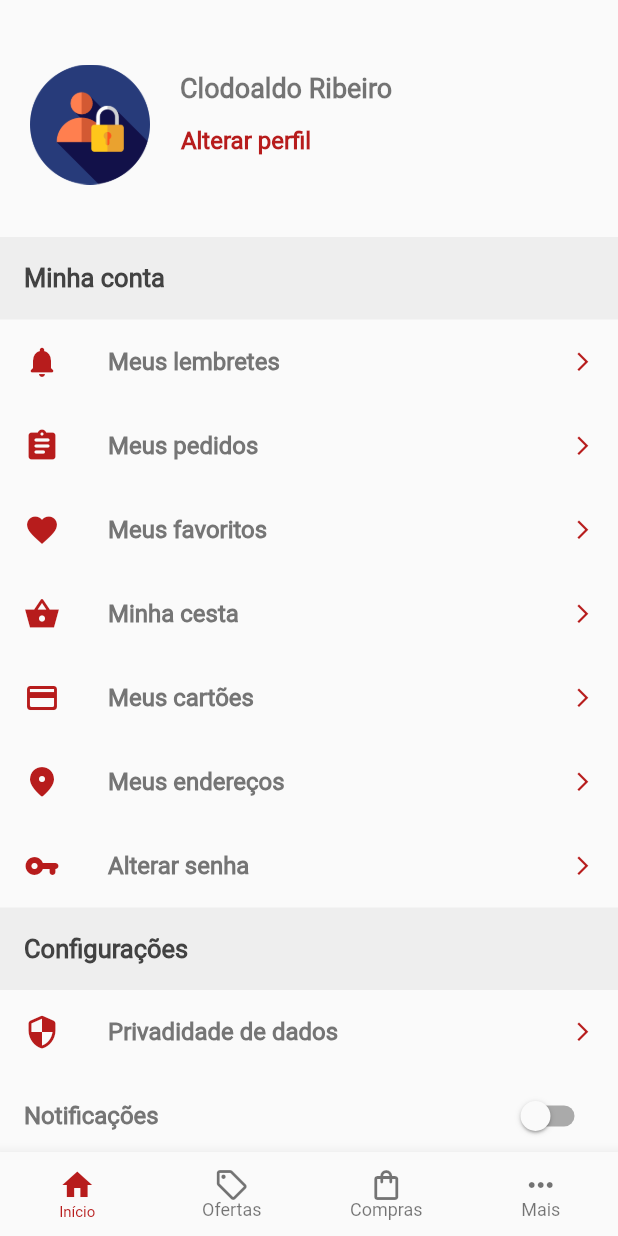
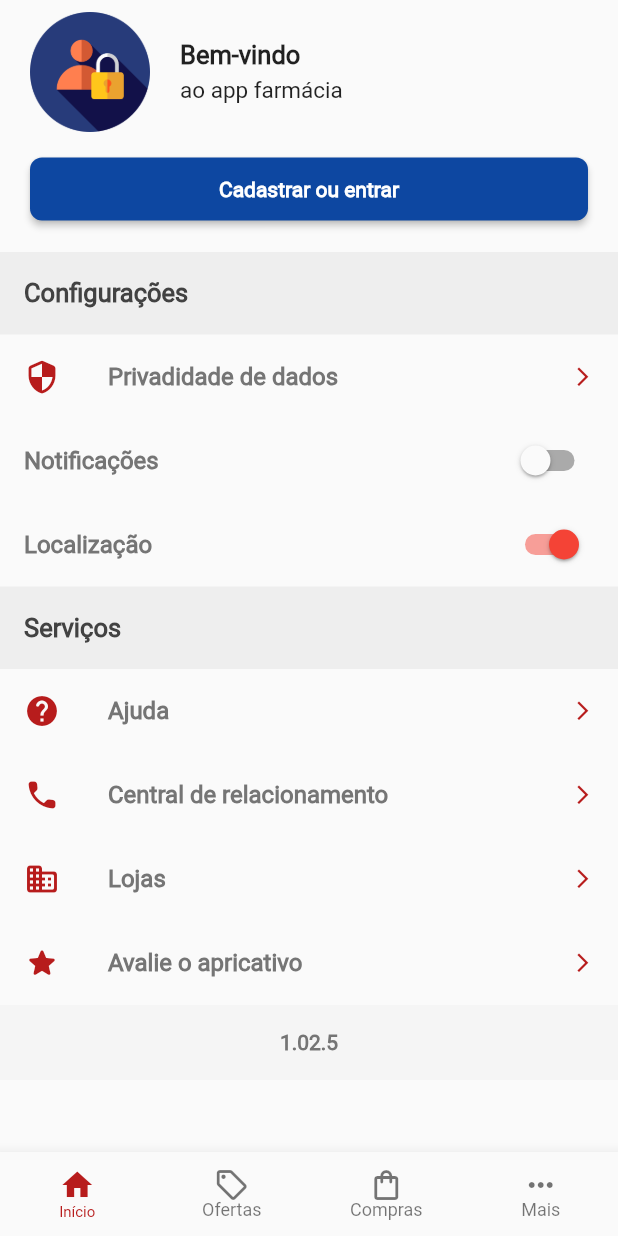
Before and after one commit to ClodoaldoRibeiro/app-farmacia, a Flutter app: the screen it shows after launch, swiped to page 4, on a phone screen of 412 x 824 dp. Run offline on Flutter 3.47's test engine with Material 2 defaults, Android fonts, the phone set to English and light mode, and no system bars; our stand-ins replace flutter_mobx, flutter_svg, get_it, mobx; accounts and stored records are empty; generated files the repository leaves out were written again.

Commit message:
Configurar o menu da aplicação

```diff
--- /dev/null
+++ b/lib/modelos/user.dart
@@ -0,0 +1,14 @@
+class User {
+  String CPF;
+  String email;
+  String nome;
+  String celular;
+  String senha;
+
+  User({this.CPF, this.email, this.nome, this.celular, this.senha});
+
+  @override
+  String toString() {
+    return 'User{CPF: $CPF, email: $email, nome: $nome, celular: $celular, senha: $senha}';
+  }
+}
--- a/lib/screens/home/home_screen.dart
+++ b/lib/screens/home/home_screen.dart
@@ -16,6 +16,7 @@ class HomeScreen extends StatelessWidget {
             FieldSearch(
               onChanged: (value) {},
             ),
+
           ],
         ),
       ),
--- a/lib/screens/menu/components/session_ header.dart
+++ b/lib/screens/menu/components/session_ header.dart
@@ -1,10 +1,22 @@
+import 'package:farmacia_app/modelos/user.dart';
 import 'package:farmacia_app/screens/themes/app_colors.dart';
 import 'package:farmacia_app/screens/themes/constants.dart';
+import 'package:farmacia_app/screens/widgets/far_raise_button.dart';
 import 'package:flutter/material.dart';
 
 class SessionHeader extends StatelessWidget {
-  SessionHeader({this.nome});
-  final String nome;
+  SessionHeader({this.user});
+  final User user;
+
+  @override
+  Widget build(BuildContext context) {
+    return user != null ? SessionLogin(user: user) : SessionSingin();
+  }
+}
+
+class SessionLogin extends StatelessWidget {
+  SessionLogin({this.user});
+  final User user;
 
   @override
   Widget build(BuildContext context) {
@@ -27,7 +39,7 @@ class SessionHeader extends StatelessWidget {
               crossAxisAlignment: CrossAxisAlignment.start,
               children: [
                 Text(
-                  "${nome}",
+                  "${user.nome}",
                   style: TextStyle(
                       fontWeight: FontWeight.w700,
                       fontSize: 18,
@@ -54,3 +66,62 @@ class SessionHeader extends StatelessWidget {
     );
   }
 }
+
+class SessionSingin extends StatelessWidget {
+  @override
+  Widget build(BuildContext context) {
+    return Container(
+      height: 160,
+      child: Column(
+        crossAxisAlignment: CrossAxisAlignment.stretch,
+        children: [
+          Row(
+            children: [
+              Container(
+                child: Image.asset(
+                  kIMAGE_PERFIL_PNG,
+                ),
+                height: 80,
+                width: 80,
+                //color: Colors.blue,
+                margin: EdgeInsets.symmetric(horizontal: 20),
+              ),
+              Expanded(
+                child: Column(
+                  mainAxisAlignment: MainAxisAlignment.center,
+                  crossAxisAlignment: CrossAxisAlignment.start,
+                  children: [
+                    Text(
+                      "Bem-vindo",
+                      style: TextStyle(
+                        fontWeight: FontWeight.w700,
+                        fontSize: 17,
+                      ),
+                    ),
+                    SizedBox(
+                      height: 5,
+                    ),
+                    Text(
+                      "ao app farmácia",
+                      style: TextStyle(
+                        fontSize: 15,
+                      ),
+                    ),
+                  ],
+                ),
+              ),
+            ],
+          ),
+          SizedBox(height: 5,),
+          Padding(
+            padding: const EdgeInsets.symmetric(horizontal: 20),
+            child: FarRaiseButton(
+              child: Text("Cadastrar ou entrar", style: TextStyle(fontWeight: FontWeight.w600),),
+              pressed: () {},
+            ),
+          ),
+        ],
+      ),
+    );
+  }
+}
--- a/lib/screens/menu/menu_screen.dart
+++ b/lib/screens/menu/menu_screen.dart
@@ -3,53 +3,34 @@ import 'package:farmacia_app/screens/menu/components/menu_tili.dart';
 import 'package:farmacia_app/screens/menu/components/sair_tile.dart';
 import 'package:farmacia_app/screens/menu/components/session_%20header.dart';
 import 'package:farmacia_app/screens/menu/components/session_tile.dart';
+import 'package:farmacia_app/screens/menu/components/user_session_tile.dart';
 import 'package:farmacia_app/screens/menu/components/version_app.dart';
+import 'package:farmacia_app/stores/user_manager_store.dart';
 import 'package:flutter/material.dart';
+import 'package:flutter_mobx/flutter_mobx.dart';
+import 'package:get_it/get_it.dart';
 
 class MenuScreen extends StatelessWidget {
   @override
   Widget build(BuildContext context) {
+    UserManagerStore managerStore = GetIt.I<UserManagerStore>();
+
     return SafeArea(
       child: ListView(
         padding: EdgeInsets.symmetric(vertical: 8),
         children: [
-          SessionHeader(nome: "Clodoaldo Ribeiro"),
+          Observer(
+            builder: (context) {
+              return SessionHeader(user: managerStore.user);
+            },
+          ),
           //Senssão de dado do usuário
-          SessionTile(title: "Minha conta"),
-          MenuTile(
-            icon: Icons.notifications_rounded,
-            titulo: "Meus lembretes",
-            onTap: () {},
-          ),
-          MenuTile(
-            icon: Icons.assignment_rounded,
-            titulo: "Meus pedidos",
-            onTap: () {},
-          ),
-          MenuTile(
-            icon: Icons.favorite,
-            titulo: "Meus favoritos",
-            onTap: () {},
-          ),
-          MenuTile(
-            icon: Icons.shopping_basket_sharp,
-            titulo: "Minha cesta",
-            onTap: () {},
-          ),
-          MenuTile(
-            icon: Icons.credit_card_rounded,
-            titulo: "Meus cartões",
-            onTap: () {},
-          ),
-          MenuTile(
-            icon: Icons.location_on_rounded,
-            titulo: "Meus endereços",
-            onTap: () {},
-          ),
-          MenuTile(
-            icon: Icons.vpn_key_rounded,
-            titulo: "Alterar senha",
-            onTap: () {},
+
+          Observer(
+            builder: (context) {
+              if (managerStore.isLoggedIn) return UserSessionTile();
+              return Container();
+            },
           ),
           //Senssão de dado de configurações
           SessionTile(title: "Configurações"),
@@ -91,8 +72,13 @@ class MenuScreen extends StatelessWidget {
             titulo: "Avalie o apricativo",
             onTap: () {},
           ),
-          SairTile(
-            onTap: () {},
+          Observer(
+            builder: (context) {
+              if (managerStore.isLoggedIn)
+                return SairTile(onTap: () {});
+              else
+                return Container();
+            },
           ),
           VersionApp(),
         ],
--- /dev/null
+++ b/lib/screens/widgets/far_raise_button.dart
@@ -0,0 +1,27 @@
+import 'package:flutter/material.dart';
+
+
+class FarRaiseButton extends StatelessWidget {
+
+  FarRaiseButton({@required this.child, @required this.pressed });
+
+  final VoidCallback pressed;
+  final Widget child;
+
+  @override
+  Widget build(BuildContext context) {
+    return Container(
+      height: 42,
+      margin: EdgeInsets.only(top: 12, bottom: 12),
+      child: RaisedButton(
+        shape: RoundedRectangleBorder(
+            borderRadius: BorderRadius.circular(8)),
+        color: Colors.blue[900],
+        child: child,
+        textColor: Colors.white,
+        disabledColor: Colors.blue.withAlpha(120),
+        onPressed: pressed,
+      ),
+    );
+  }
+}
```
Also changed, not shown: lib/main.dart (+11 -1 lines), lib/repositories/user_repository.dart (added, +15 -0 lines), lib/screens/menu/components/user_session_tile.dart (added, +49 -0 lines), lib/stores/user_manager_store.dart (added, +32 -0 lines), pubspec.yaml (+7 -1 lines), lib/stores/user_manager_store.g.dart (added), pubspec.lock, 1 other file.
